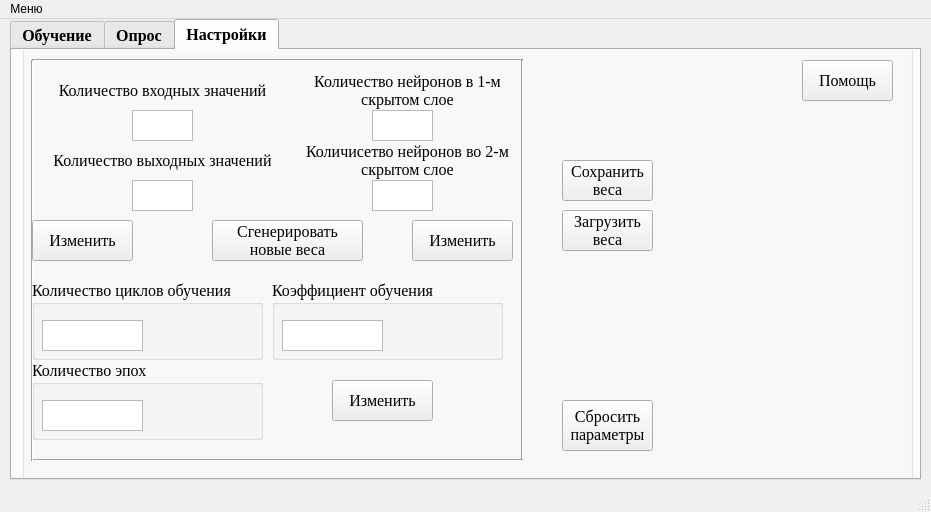
Before: the Qt Designer form uixml/shield2.ui in ILTZ/NNGUI, drawn with Qt 5.
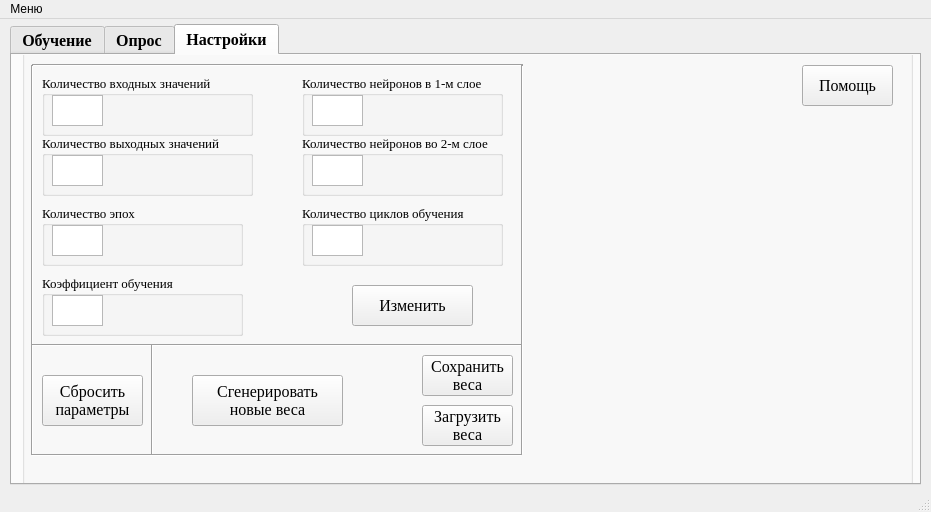
After: the same form once the commit is applied. The open tabs and pages were chosen to show the change. Icons and pictures are not drawn.

Patch:
```diff
--- a/uixml/shield2.ui
+++ b/uixml/shield2.ui
@@ -42,7 +42,7 @@
       <x>10</x>
       <y>0</y>
       <width>911</width>
-      <height>461</height>
+      <height>471</height>
      </rect>
     </property>
     <layout class="QGridLayout" name="gridLayout_2">
@@ -652,105 +652,18 @@
          <property name="flat">
           <bool>true</bool>
          </property>
-         <widget class="QLabel" name="label">
-          <property name="geometry">
-           <rect>
-            <x>20</x>
-            <y>30</y>
-            <width>241</width>
-            <height>41</height>
-           </rect>
-          </property>
-          <property name="font">
-           <font>
-            <pointsize>12</pointsize>
-            <weight>50</weight>
-            <bold>false</bold>
-           </font>
-          </property>
-          <property name="text">
-           <string>Количество входных значений</string>
-          </property>
-          <property name="alignment">
-           <set>Qt::AlignCenter</set>
-          </property>
-         </widget>
-         <widget class="QTextEdit" name="hNodesIn">
-          <property name="geometry">
-           <rect>
-            <x>110</x>
-            <y>70</y>
-            <width>61</width>
-            <height>31</height>
-           </rect>
-          </property>
-         </widget>
-         <widget class="QLabel" name="label_2">
-          <property name="geometry">
-           <rect>
-            <x>20</x>
-            <y>100</y>
-            <width>241</width>
-            <height>41</height>
-           </rect>
-          </property>
-          <property name="font">
-           <font>
-            <pointsize>12</pointsize>
-            <weight>50</weight>
-            <bold>false</bold>
-           </font>
-          </property>
-          <property name="text">
-           <string>Количество выходных значений</string>
-          </property>
-          <property name="alignment">
-           <set>Qt::AlignCenter</set>
-          </property>
-         </widget>
-         <widget class="QTextEdit" name="oNodesIn">
-          <property name="geometry">
-           <rect>
-            <x>110</x>
-            <y>140</y>
-            <width>61</width>
-            <height>31</height>
-           </rect>
-          </property>
-         </widget>
-         <widget class="QPushButton" name="chLinksBtn">
-          <property name="geometry">
-           <rect>
-            <x>10</x>
-            <y>180</y>
-            <width>101</width>
-            <height>41</height>
-           </rect>
-          </property>
-          <property name="font">
-           <font>
-            <family>Times New Roman</family>
-            <pointsize>12</pointsize>
-            <weight>50</weight>
-            <bold>false</bold>
-           </font>
-          </property>
-          <property name="text">
-           <string>Изменить</string>
-          </property>
-         </widget>
          <widget class="QGroupBox" name="epochsGroupBox">
           <property name="geometry">
            <rect>
-            <x>10</x>
-            <y>320</y>
-            <width>231</width>
-            <height>80</height>
+            <x>20</x>
+            <y>160</y>
+            <width>201</width>
+            <height>61</height>
            </rect>
           </property>
           <property name="font">
            <font>
-            <pointsize>12</pointsize>
+            <pointsize>10</pointsize>
             <weight>50</weight>
             <bold>false</bold>
            </font>
@@ -762,8 +675,8 @@
            <property name="geometry">
             <rect>
              <x>10</x>
-             <y>40</y>
-             <width>101</width>
+             <y>20</y>
+             <width>51</width>
              <height>31</height>
             </rect>
            </property>
@@ -772,9 +685,9 @@
          <widget class="QPushButton" name="epochsLoopsBtn">
           <property name="geometry">
            <rect>
-            <x>310</x>
-            <y>340</y>
-            <width>101</width>
+            <x>330</x>
+            <y>240</y>
+            <width>121</width>
             <height>41</height>
            </rect>
           </property>
@@ -808,7 +721,7 @@
             <x>490</x>
             <y>20</y>
             <width>20</width>
-            <height>401</height>
+            <height>390</height>
            </rect>
           </property>
           <property name="orientation">
@@ -819,8 +732,8 @@
           <property name="geometry">
            <rect>
             <x>10</x>
-            <y>410</y>
-            <width>491</width>
+            <y>400</y>
+            <width>490</width>
             <height>20</height>
            </rect>
           </property>
@@ -834,7 +747,7 @@
             <x>0</x>
             <y>20</y>
             <width>20</width>
-            <height>401</height>
+            <height>390</height>
            </rect>
           </property>
           <property name="orientation">
@@ -844,10 +757,10 @@
          <widget class="QPushButton" name="RerandWeightsBtn">
           <property name="geometry">
            <rect>
-            <x>190</x>
-            <y>180</y>
+            <x>170</x>
+            <y>330</y>
             <width>151</width>
-            <height>41</height>
+            <height>51</height>
            </rect>
           </property>
           <property name="font">
@@ -863,100 +776,11 @@
 новые веса</string>
           </property>
          </widget>
-         <widget class="QTextEdit" name="hiddenLayerCount1">
-          <property name="geometry">
-           <rect>
-            <x>350</x>
-            <y>70</y>
-            <width>61</width>
-            <height>31</height>
-           </rect>
-          </property>
-         </widget>
-         <widget class="QTextEdit" name="HiddenLayerCount2">
-          <property name="geometry">
-           <rect>
-            <x>350</x>
-            <y>140</y>
-            <width>61</width>
-            <height>31</height>
-           </rect>
-          </property>
-         </widget>
-         <widget class="QLabel" name="label_6">
-          <property name="geometry">
-           <rect>
-            <x>270</x>
-            <y>30</y>
-            <width>231</width>
-            <height>41</height>
-           </rect>
-          </property>
-          <property name="font">
-           <font>
-            <pointsize>12</pointsize>
-            <weight>50</weight>
-            <bold>false</bold>
-           </font>
-          </property>
-          <property name="text">
-           <string>Количество нейронов в 1-м
-скрытом слое</string>
-          </property>
-          <property name="alignment">
-           <set>Qt::AlignCenter</set>
-          </property>
-         </widget>
-         <widget class="QLabel" name="label_8">
-          <property name="geometry">
-           <rect>
-            <x>270</x>
-            <y>100</y>
-            <width>231</width>
-            <height>41</height>
-           </rect>
-          </property>
-          <property name="font">
-           <font>
-            <pointsize>12</pointsize>
-            <weight>50</weight>
-            <bold>false</bold>
-           </font>
-          </property>
-          <property name="text">
-           <string>Количисетво нейронов во 2-м
-скрытом слое</string>
-          </property>
-          <property name="alignment">
-           <set>Qt::AlignCenter</set>
-          </property>
-         </widget>
-         <widget class="QPushButton" name="chCountBtn">
-          <property name="geometry">
-           <rect>
-            <x>390</x>
-            <y>180</y>
-            <width>101</width>
-            <height>41</height>
-           </rect>
-          </property>
-          <property name="font">
-           <font>
-            <family>Times New Roman</family>
-            <pointsize>12</pointsize>
-            <weight>50</weight>
-            <bold>false</bold>
-           </font>
-          </property>
-          <property name="text">
-           <string>Изменить</string>
-          </property>
-         </widget>
          <widget class="QPushButton" name="SaveWeightsBtn">
           <property name="geometry">
            <rect>
-            <x>540</x>
-            <y>120</y>
+            <x>400</x>
+            <y>310</y>
             <width>91</width>
             <height>41</height>
            </rect>
@@ -976,8 +800,8 @@
          <widget class="QPushButton" name="LoadWeightsBtn">
           <property name="geometry">
            <rect>
-            <x>540</x>
-            <y>170</y>
+            <x>400</x>
+            <y>360</y>
             <width>91</width>
             <height>41</height>
            </rect>
@@ -997,9 +821,9 @@
          <widget class="QPushButton" name="clearBtn">
           <property name="geometry">
            <rect>
-            <x>540</x>
-            <y>360</y>
-            <width>91</width>
+            <x>20</x>
+            <y>330</y>
+            <width>101</width>
             <height>51</height>
            </rect>
           </property>
@@ -1019,15 +843,15 @@
          <widget class="QGroupBox" name="groupBox_3">
           <property name="geometry">
            <rect>
-            <x>250</x>
-            <y>240</y>
-            <width>231</width>
-            <height>80</height>
+            <x>20</x>
+            <y>230</y>
+            <width>201</width>
+            <height>61</height>
            </rect>
           </property>
           <property name="font">
            <font>
-            <pointsize>12</pointsize>
+            <pointsize>10</pointsize>
             <weight>50</weight>
             <bold>false</bold>
            </font>
@@ -1039,8 +863,8 @@
            <property name="geometry">
             <rect>
              <x>10</x>
-             <y>40</y>
-             <width>101</width>
+             <y>20</y>
+             <width>51</width>
              <height>31</height>
             </rect>
            </property>
@@ -1067,6 +891,154 @@
            <string>Помощь</string>
           </property>
          </widget>
+         <widget class="QGroupBox" name="groupBox_6">
+          <property name="geometry">
+           <rect>
+            <x>20</x>
+            <y>30</y>
+            <width>211</width>
+            <height>61</height>
+           </rect>
+          </property>
+          <property name="title">
+           <string>Количество входных значений</string>
+          </property>
+          <widget class="QTextEdit" name="hNodesIn">
+           <property name="geometry">
+            <rect>
+             <x>10</x>
+             <y>20</y>
+             <width>51</width>
+             <height>31</height>
+            </rect>
+           </property>
+          </widget>
+         </widget>
+         <widget class="QGroupBox" name="groupBox_7">
+          <property name="geometry">
+           <rect>
+            <x>20</x>
+            <y>90</y>
+            <width>211</width>
+            <height>61</height>
+           </rect>
+          </property>
+          <property name="title">
+           <string>Количество выходных значений</string>
+          </property>
+          <widget class="QTextEdit" name="oNodesIn">
+           <property name="geometry">
+            <rect>
+             <x>10</x>
+             <y>20</y>
+             <width>51</width>
+             <height>31</height>
+            </rect>
+           </property>
+          </widget>
+         </widget>
+         <widget class="QGroupBox" name="groupBox_8">
+          <property name="geometry">
+           <rect>
+            <x>280</x>
+            <y>30</y>
+            <width>201</width>
+            <height>61</height>
+           </rect>
+          </property>
+          <property name="title">
+           <string>Количество нейронов в 1-м слое</string>
+          </property>
+          <widget class="QTextEdit" name="hiddenLayerCount1">
+           <property name="geometry">
+            <rect>
+             <x>10</x>
+             <y>20</y>
+             <width>51</width>
+             <height>31</height>
+            </rect>
+           </property>
+          </widget>
+         </widget>
+         <widget class="QGroupBox" name="groupBox_9">
+          <property name="geometry">
+           <rect>
+            <x>280</x>
+            <y>90</y>
+            <width>201</width>
+            <height>61</height>
+           </rect>
+          </property>
+          <property name="title">
+           <string>Количество нейронов во 2-м слое</string>
+          </property>
+          <widget class="QTextEdit" name="HiddenLayerCount2">
+           <property name="geometry">
+            <rect>
+             <x>10</x>
+             <y>20</y>
+             <width>51</width>
+             <height>31</height>
+            </rect>
+           </property>
+          </widget>
+         </widget>
+         <widget class="QGroupBox" name="groupBox">
+          <property name="geometry">
+           <rect>
+            <x>280</x>
+            <y>160</y>
+            <width>201</width>
+            <height>61</height>
+           </rect>
+          </property>
+          <property name="font">
+           <font>
+            <pointsize>10</pointsize>
+            <weight>50</weight>
+            <bold>false</bold>
+           </font>
+          </property>
+          <property name="title">
+           <string>Количество циклов обучения</string>
+          </property>
+          <widget class="QTextEdit" name="loopCount">
+           <property name="geometry">
+            <rect>
+             <x>10</x>
+             <y>20</y>
+             <width>51</width>
+             <height>31</height>
+            </rect>
+           </property>
+          </widget>
+         </widget>
+         <widget class="Line" name="line_4">
+          <property name="geometry">
+           <rect>
+            <x>10</x>
+            <y>290</y>
+            <width>490</width>
+            <height>20</height>
+           </rect>
+          </property>
+          <property name="orientation">
+           <enum>Qt::Horizontal</enum>
+          </property>
+         </widget>
+         <widget class="Line" name="line_6">
+          <property name="geometry">
+           <rect>
+            <x>120</x>
+            <y>299</y>
+            <width>20</width>
+            <height>111</height>
+           </rect>
+          </property>
+          <property name="orientation">
+           <enum>Qt::Vertical</enum>
+          </property>
+         </widget>
          <zorder>epochsGroupBox</zorder>
          <zorder>label</zorder>
          <zorder>hNodesIn</zorder>
@@ -1089,36 +1061,13 @@
          <zorder>clearBtn</zorder>
          <zorder>groupBox_3</zorder>
          <zorder>settingsHelpBtn</zorder>
-        </widget>
-        <widget class="QGroupBox" name="groupBox">
-         <property name="geometry">
-          <rect>
-           <x>20</x>
-           <y>230</y>
-           <width>231</width>
-           <height>80</height>
-          </rect>
-         </property>
-         <property name="font">
-          <font>
-           <pointsize>12</pointsize>
-           <weight>50</weight>
-           <bold>false</bold>
-          </font>
-         </property>
-         <property name="title">
-          <string>Количество циклов обучения</string>
-         </property>
-         <widget class="QTextEdit" name="loopCount">
-          <property name="geometry">
-           <rect>
-            <x>10</x>
-            <y>40</y>
-            <width>101</width>
-            <height>31</height>
-           </rect>
-          </property>
-         </widget>
+         <zorder>groupBox_6</zorder>
+         <zorder>groupBox_7</zorder>
+         <zorder>groupBox_8</zorder>
+         <zorder>groupBox_9</zorder>
+         <zorder>groupBox</zorder>
+         <zorder>line_4</zorder>
+         <zorder>line_6</zorder>
         </widget>
        </widget>
       </widget>
```
Left out of the diff: 144 changed lines with no effect on the pictures. Lines whose indentation alone changed are shown as unchanged.
